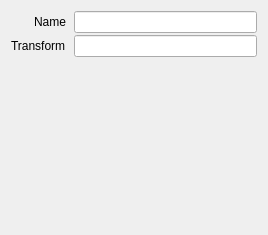
First picture: the form in src/session/properties/InstanceProperties.ui, repository houmain/gpupad, before the edit.
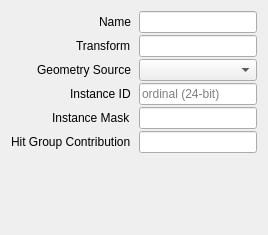
Second picture: the form after the edit. Custom widgets are drawn as their Qt base class.

Commit message: Share Direct3D BLAS geometry across explicit instances

Patch:
```diff
--- a/src/session/properties/InstanceProperties.ui
+++ b/src/session/properties/InstanceProperties.ui
@@ -54,6 +54,78 @@
      <item row="1" column="1">
       <widget class="ExpressionLineEdit" name="transform"/>
      </item>
+     <item row="2" column="0">
+      <widget class="QLabel" name="labelSourceInstance">
+       <property name="text">
+
+        <string>Geometry Source</string>
+
+       </property>
+      </widget>
+     </item>
+     <item row="2" column="1">
+      <widget class="ReferenceComboBox" name="sourceInstance">
+       <property name="toolTip">
+
+        <string>Direct3D12: share a sibling geometry owner's BLAS; leave unset to use child geometry. No reference chains or own geometry on a shared instance.</string>
+
+       </property>
+      </widget>
+     </item>
+     <item row="3" column="0">
+      <widget class="QLabel" name="labelCustomIndex">
+       <property name="text">
+
+        <string>Instance ID</string>
+
+       </property>
+      </widget>
+     </item>
+     <item row="3" column="1">
+      <widget class="ExpressionLineEdit" name="customIndex">
+       <property name="placeholderText">
+
+        <string>ordinal (24-bit)</string>
+
+       </property>
+      </widget>
+     </item>
+     <item row="4" column="0">
+      <widget class="QLabel" name="labelMask">
+       <property name="text">
+
+        <string>Instance Mask</string>
+
+       </property>
+      </widget>
+     </item>
+     <item row="4" column="1">
+      <widget class="ExpressionLineEdit" name="mask">
+       <property name="toolTip">
+
+        <string>Direct3D12: 8-bit ray inclusion mask; zero excludes this instance.</string>
+
+       </property>
+      </widget>
+     </item>
+     <item row="5" column="0">
+      <widget class="QLabel" name="labelHitGroupOffset">
+       <property name="text">
+
+        <string>Hit Group Contribution</string>
+
+       </property>
+      </widget>
+     </item>
+     <item row="5" column="1">
+      <widget class="ExpressionLineEdit" name="hitGroupOffset">
+       <property name="toolTip">
+
+        <string>Direct3D12: 24-bit SBT record contribution, not a byte offset. Inline queries do not select SBT records.</string>
+
+       </property>
+      </widget>
+     </item>
     </layout>
    </item>
   </layout>
@@ -64,6 +136,11 @@
    <extends>QLineEdit</extends>
    <header>widgets//ExpressionLineEdit.h</header>
   </customwidget>
+  <customwidget>
+   <class>ReferenceComboBox</class>
+   <extends>QComboBox</extends>
+   <header>widgets/ReferenceComboBox.h</header>
+  </customwidget>
  </customwidgets>
  <resources/>
  <connections/>
```
The commit also changes 8 other files.
